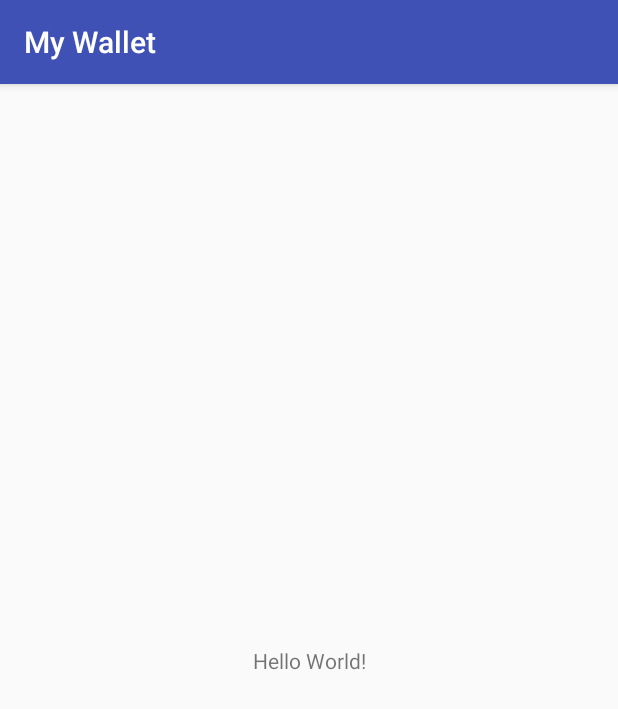
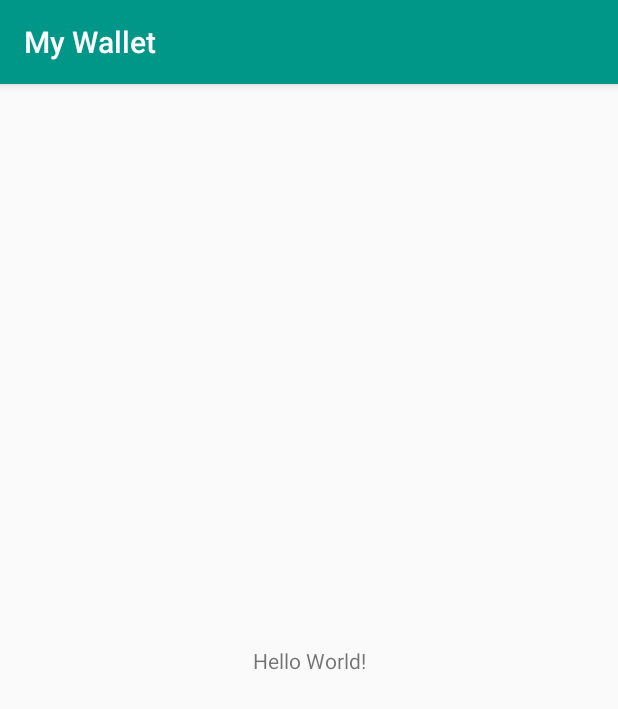
Before and after one commit to nguyenthanhchungfit/MyWallet, an Android app: the MainActivity screen opened directly, with no data from a screen before it, on a phone screen of 412 x 824 dp. Shown: the top 709 px of the screen. Run offline under Robolectric (Android 15) with nearby library versions, the phone set to English and light mode, and no system bars.

Commit message:
// add colors

```diff
--- a/app/src/main/res/layout/custom_login_action_bar.xml
+++ b/app/src/main/res/layout/custom_login_action_bar.xml
@@ -10,7 +10,7 @@
         android:id="@+id/mytext"
         android:layout_width="wrap_content"
         android:layout_height="wrap_content"
-        android:layout_marginLeft="20dp"
+        android:layout_gravity="center"
         android:text="Login"
         android:textColor="#ffffff"
         android:textSize="30sp"
--- a/app/src/main/res/values/styles.xml
+++ b/app/src/main/res/values/styles.xml
@@ -3,8 +3,8 @@
     <!-- Base application theme. -->
     <style name="AppTheme" parent="Theme.AppCompat.Light.DarkActionBar">
         <!-- Customize your theme here. -->
-        <item name="colorPrimary">@color/colorPrimary</item>
-        <item name="colorPrimaryDark">@color/colorPrimaryDark</item>
+        <item name="colorPrimary">@color/Tea_500</item>
+        <item name="colorPrimaryDark">@color/Tea_700</item>
         <item name="colorAccent">@color/colorAccent</item>
     </style>
 
```
Also changed, not shown: app/src/main/res/values/colors.xml (+9 -0 lines).
